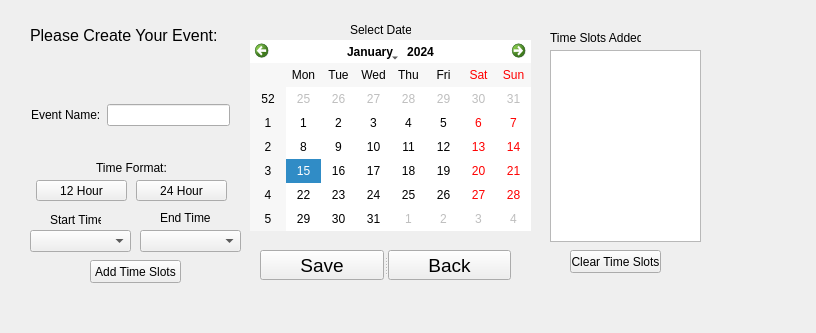
Above: EventPlanner/eventadminmode.ui from lanegramling/EventPlanner_Project before the change. Below: the same form after it.
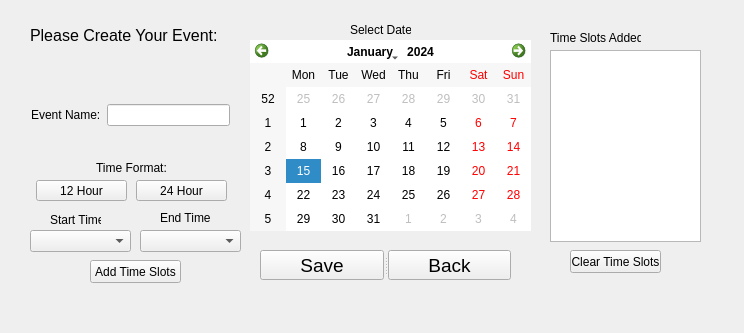
That is the form after the change.

```diff
--- a/EventPlanner/eventadminmode.ui
+++ b/EventPlanner/eventadminmode.ui
@@ -6,7 +6,7 @@
    <rect>
     <x>0</x>
     <y>0</y>
-    <width>816</width>
+    <width>744</width>
     <height>333</height>
    </rect>
   </property>
```
Left out of the diff: 2 changed lines with no effect on the pictures.
